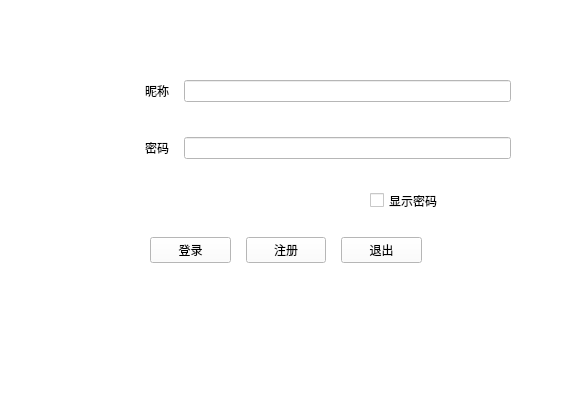
Before: the Qt Designer form bin/QT-myChat-Client/login.ui in Alanxtl/QT-myChat, drawn with Qt 5.
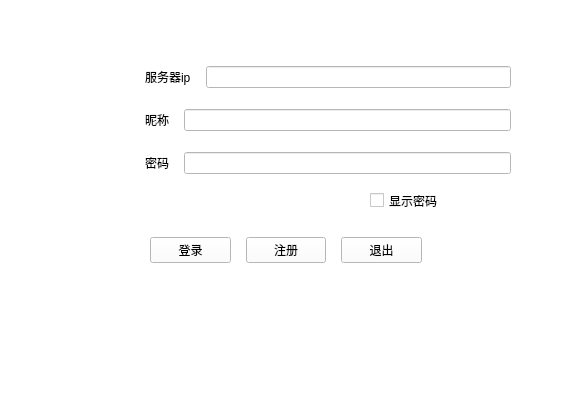
After: the same form once the commit is applied. Icons and pictures are not drawn.

Diff of the .ui file:
```diff
--- a/bin/QT-myChat-Client/login.ui
+++ b/bin/QT-myChat-Client/login.ui
@@ -119,6 +119,20 @@
      </item>
      <item>
       <layout class="QVBoxLayout" name="verticalLayout">
+       <item>
+        <layout class="QHBoxLayout" name="horizontalLayout_4">
+         <item>
+          <widget class="QLabel" name="label">
+           <property name="text">
+            <string>服务器ip</string>
+           </property>
+          </widget>
+         </item>
+         <item>
+          <widget class="QLineEdit" name="iptxt"/>
+         </item>
+        </layout>
+       </item>
        <item>
         <layout class="QHBoxLayout" name="horizontalLayout">
          <item>
```
Left out of the diff: 2 changed lines with no effect on the pictures.
